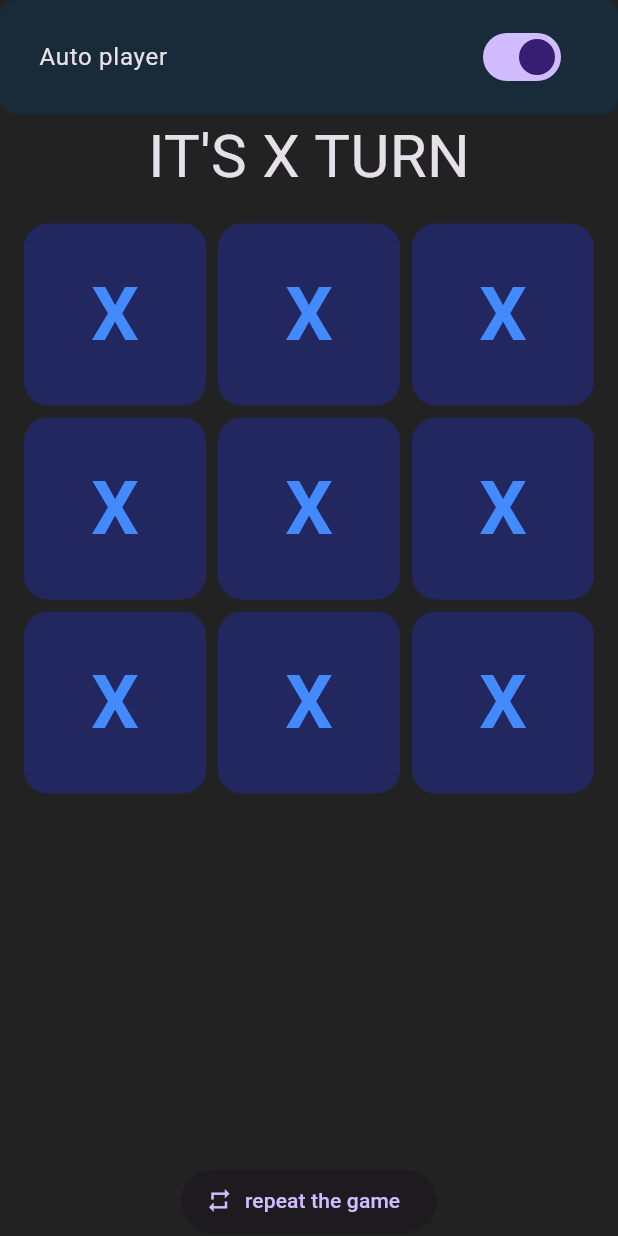
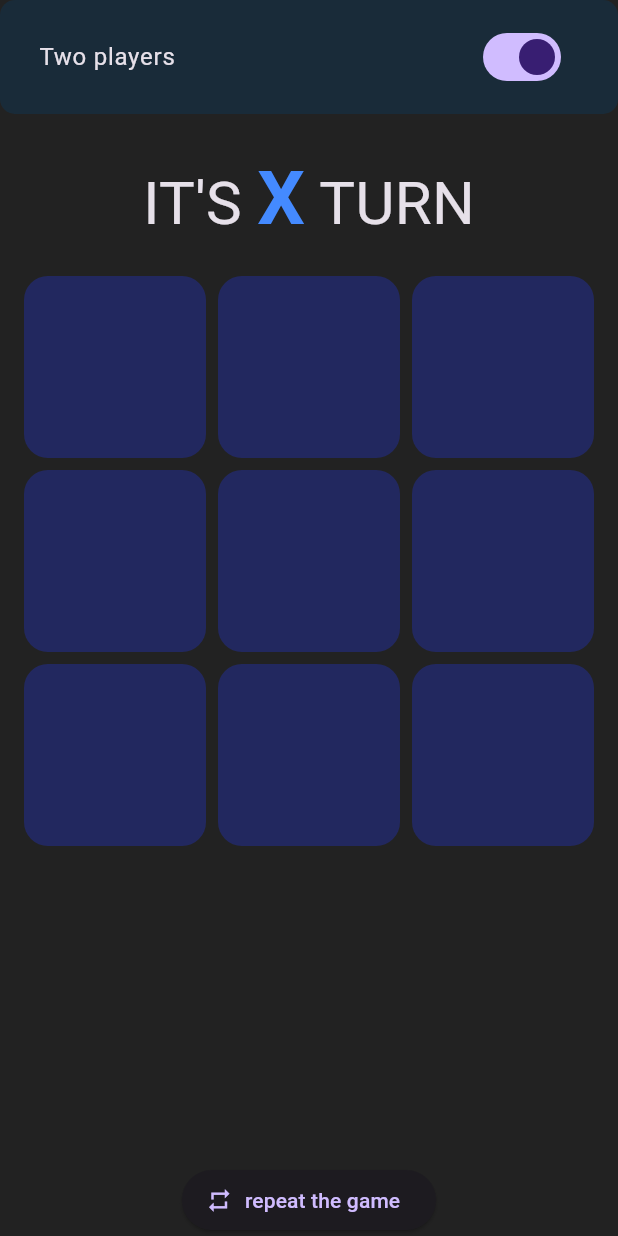
Before and after one commit to Abdalrahman1723/tic-tac-game, a Flutter app: the screen it shows after launch, after a tap on "repeat the game", after a tap on "Auto player", on a phone screen of 412 x 824 dp. Run offline on Flutter 3.47's test engine with Material 3 defaults, Android fonts, the phone set to English and light mode, and no system bars; our stand-ins replace device_preview.

Commit message:
add some game logic

```diff
--- a/lib/game_logic.dart
+++ b/lib/game_logic.dart
@@ -1,5 +1,20 @@
-class Player {}
+class Player {
+  static const x = 'X';
+  static const o = 'O';
+  static const empty = '';
+  static List<int> playerX = []; //index of the player X
+  static List<int> playerO = []; //index of the player O
+}
 
 class Game {
-  void playGame(int index, String activePlayer) {}
+  void playGame(int index, String activePlayer) {
+    if (activePlayer == "X") {
+      Player.playerX.add(index);
+    } else {
+      Player.playerO.add(index);
+    }
+  }
+
+  checkWinner() {}
+  autoPlay() {}
 }
--- a/lib/home_screen.dart
+++ b/lib/home_screen.dart
@@ -13,7 +13,7 @@ class _State extends State<HomeScreen> {
   String activePlayer = 'X';
   bool gameOver = false;
   int turn = 0;
-  String result = "xxxxxxxxxxxx";
+  String result = "xxxxxxresultxxxxxx";
   Game game = Game();
   bool isSwitched = false;
 
@@ -32,7 +32,7 @@ class _State extends State<HomeScreen> {
                 borderRadius: BorderRadius.circular(10),
               ),
               child: SwitchListTile.adaptive(
-                title: const Text('Auto player'),
+                title: Text(!isSwitched ? 'Auto player' : "Two players"),
                 value: isSwitched,
                 onChanged: (newValue) {
                   setState(() {
@@ -41,10 +41,27 @@ class _State extends State<HomeScreen> {
                 },
               ),
             ),
+            SizedBox(height: 20),
             //the turn ( X or O)
-            Text(
-              "It's $activePlayer turn".toUpperCase(),
+            Text.rich(
               style: TextStyle(fontSize: 40),
+              TextSpan(
+                style: TextStyle(fontSize: 40),
+                children: [
+                  TextSpan(text: "IT'S "),
+                  TextSpan(
+                    text: activePlayer == "X" ? "X" : "O",
+                    style: TextStyle(
+                      color: activePlayer == "X"
+                          ? Colors.blueAccent
+                          : Colors.redAccent,
+                      fontWeight: FontWeight.bold,
+                      fontSize: 50,
+                    ),
+                  ),
+                  TextSpan(text: " TURN"),
+                ],
+              ),
             ),
             //the board grid
             Expanded(
@@ -72,10 +89,16 @@ class _State extends State<HomeScreen> {
 
                       child: Center(
                         child: Text(
-                          "X",
+                          Player.playerX.contains(index)
+                              ? "X"
+                              : Player.playerO.contains(index)
+                              ? "O"
+                              : "",
                           style: TextStyle(
                             fontSize: 50,
-                            color: Colors.blueAccent,
+                            color: Player.playerX.contains(index)
+                                ? Colors.blueAccent
+                                : Colors.redAccent,
                             fontWeight: FontWeight.bold,
                           ),
                         ),
@@ -92,6 +115,8 @@ class _State extends State<HomeScreen> {
               icon: Icon(Icons.repeat),
               onPressed: () {
                 setState(() {
+                  Player.playerX = [];
+                  Player.playerO = [];
                   activePlayer = 'X';
                   gameOver = false;
                   turn = 0;
@@ -107,7 +132,17 @@ class _State extends State<HomeScreen> {
   }
 
   //handles the grid tap
-  void _onTap(int index) {
-    game.playGame(index, activePlayer);
+  void _onTap(int index) async {
+    if ((Player.playerX.isEmpty || !Player.playerX.contains(index)) &&
+        (Player.playerO.isEmpty || !Player.playerO.contains(index))) {
+      game.playGame(index, activePlayer);
+      _updateState();
+    }
+  }
+
+  void _updateState() {
+    setState(() {
+      activePlayer = (activePlayer == "X") ? "O" : "X";
+    });
   }
 }
```
